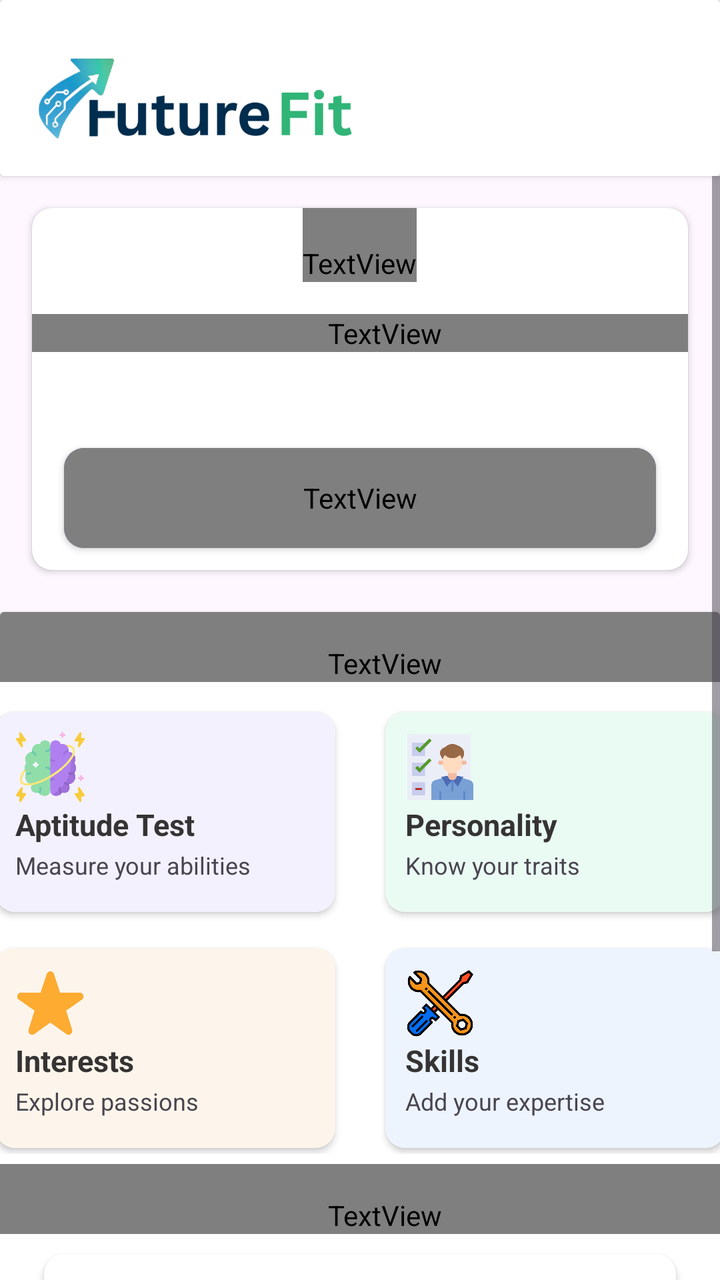
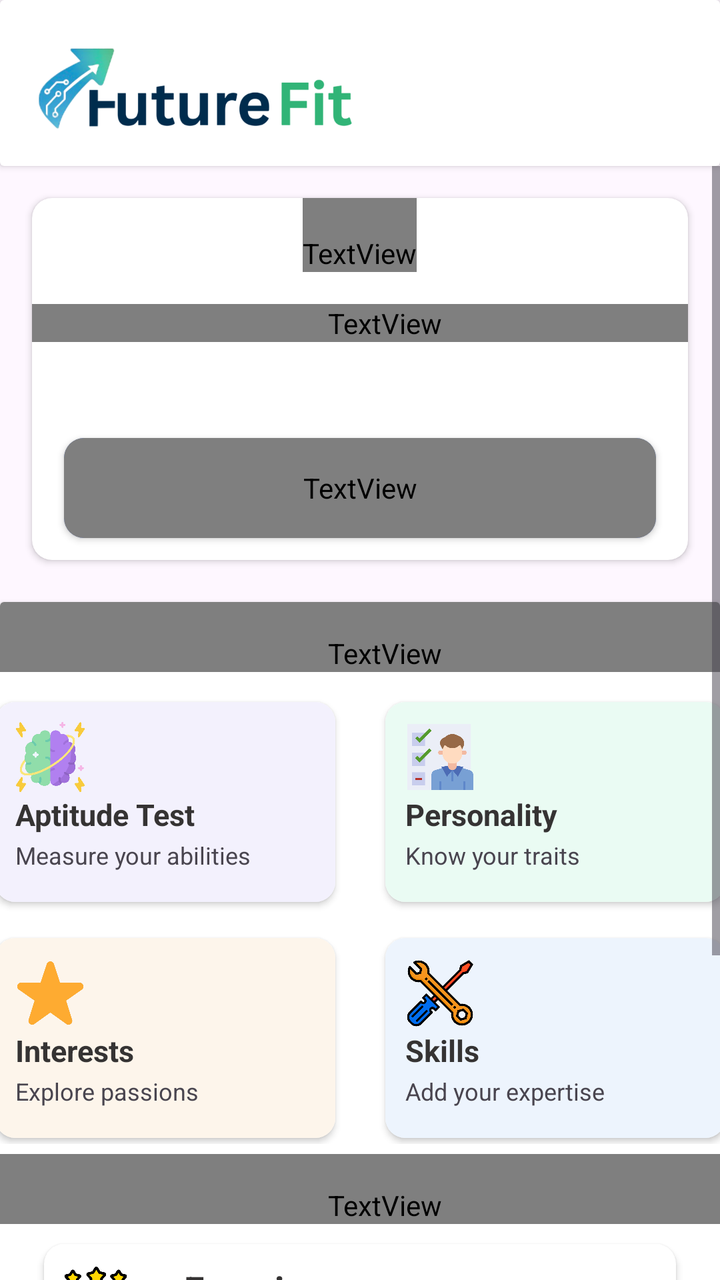

An Android layout rendered at two revisions. The XML below is the earlier revision; the diff shows what the commit changed to produce the second picture.
<!-- AndroidManifest.xml: application theme Theme.FutureFit -->
<!-- res/layout/fragment_home.xml -->
<?xml version="1.0" encoding="utf-8"?>
<FrameLayout xmlns:android="http://schemas.android.com/apk/res/android"
    xmlns:app="http://schemas.android.com/apk/res-auto"
    xmlns:tools="http://schemas.android.com/tools"
    android:layout_width="match_parent"
    android:id="@+id/homeFrag"
    android:backgroundTint="@color/Royalwhite"
    android:layout_height="match_parent"
    tools:context=".Fragments.HomeFrag">
    <LinearLayout
        android:layout_width="match_parent"
        android:layout_height="match_parent"
        android:orientation="vertical">

    <androidx.cardview.widget.CardView
        android:layout_width="match_parent"
        android:layout_height="wrap_content"
        >
        <ImageView
            android:id="@+id/imageView1"
            android:layout_width="165dp"
            android:layout_marginStart="15dp"
            android:layout_marginTop="15dp"
            android:layout_marginBottom="5dp"
            android:layout_height="68dp"
            android:src="@drawable/finallogo2" />
    </androidx.cardview.widget.CardView>

        <ScrollView
            android:layout_width="match_parent"
            android:layout_height="match_parent">

            <LinearLayout
                android:layout_width="match_parent"
                android:layout_height="wrap_content"
                android:orientation="vertical" >

                <androidx.cardview.widget.CardView
                    android:layout_width="match_parent"
                    android:layout_height="wrap_content"
                    android:layout_margin="16dp"
                    android:elevation="7dp"
                    app:cardCornerRadius="10dp">
                    <TextView
                        android:layout_width="wrap_content"
                        android:layout_height="wrap_content"
                        android:layout_gravity="center_horizontal"
                        android:fontFamily="@font/ar_one_sans"
                        android:paddingTop="18dp"
                        android:text="Discover Your Perfect Career Path"
                        android:textColor="#353333"
                        android:textSize="22dp"
                        android:textStyle="bold"/>
                    <TextView
                        android:layout_width="match_parent"
                        android:layout_height="wrap_content"
                        android:text="Take our comprehensive assessment to \ntest you potential"
                        android:paddingStart="25dp"
                        android:textSize="16dp"
                        android:fontFamily="@font/ar_one_sans"
                        android:layout_marginTop="53dp"/>
                    <androidx.cardview.widget.CardView
                        android:layout_width="match_parent"
                        android:layout_height="50dp"
                        android:layout_marginTop="120dp"
                        android:layout_marginHorizontal="16dp"
                        android:layout_marginBottom="11dp"
                        android:backgroundTint="@color/Sky"
                        app:cardCornerRadius="10dp">
                        <TextView
                            android:layout_width="match_parent"
                            android:layout_height="match_parent"
                            android:text="Start Assessment"
                            android:textColor="@color/white"
                            android:textSize="22dp"
                            android:textStyle="bold"
                            android:fontFamily="@font/ar_one_sans"
                            android:gravity="center"/>
                    </androidx.cardview.widget.CardView>
                </androidx.cardview.widget.CardView>

                <androidx.cardview.widget.CardView
                    android:layout_width="match_parent"
                    android:layout_height="match_parent"
                    android:layout_marginTop="5dp">

                    <LinearLayout
                        android:layout_width="match_parent"
                        android:layout_height="wrap_content"
                        android:orientation="vertical">
                        <TextView
                            android:layout_width="match_parent"
                            android:layout_height="wrap_content"
                            android:fontFamily="@font/ar_one_sans"
                            android:paddingStart="25dp"
                            android:paddingTop="16dp"
                            android:text="Assessment Categories"
                            android:textColor="#353333"
                            android:textSize="25dp"
                            android:textStyle="bold" />


                        <LinearLayout
                            android:layout_width="match_parent"
                            android:layout_height="wrap_content"
                            android:layout_gravity="center_horizontal"
                            android:gravity="center"
                            android:orientation="horizontal">
                            <androidx.cardview.widget.CardView
                                android:id="@+id/AssessmentAptitudeTest"
                                android:layout_width="170dp"
                                android:layout_height="100dp"
                                android:layout_marginEnd="25dp"
                                app:cardCornerRadius="10dp"
                                android:layout_marginVertical="15dp"
                                android:layout_gravity="center">

                                <LinearLayout
                                    android:layout_width="match_parent"
                                    android:layout_height="match_parent"
                                    android:orientation="vertical"
                                    android:background="#F3F1FD">
                                    <ImageView
                                        android:layout_width="35dp"
                                        android:layout_height="35dp"
                                        android:src="@drawable/brain"
                                        android:layout_marginLeft="10dp"
                                        android:layout_marginTop="10dp"/>
                                    <TextView
                                        android:layout_width="wrap_content"
                                        android:layout_height="wrap_content"
                                        android:layout_marginLeft="10dp"
                                        android:textSize="15dp"
                                        android:textStyle="bold"
                                        android:textColor="@color/textcolor"
                                        android:layout_marginTop="1dp"
                                        android:text="Aptitude Test"/>
                                    <TextView
                                        android:layout_width="wrap_content"
                                        android:layout_height="wrap_content"
                                        android:text="Measure your abilities"
                                        android:textSize="12dp"
                                        android:layout_marginTop="2dp"
                                        android:layout_marginLeft="10dp"/>
                                </LinearLayout>


                            </androidx.cardview.widget.CardView>
                            <androidx.cardview.widget.CardView
                                android:id="@+id/AssessmentPersonalityTest"
                                android:layout_width="170dp"
                                android:layout_height="100dp"
                                app:cardCornerRadius="10dp"
                                android:layout_marginVertical="15dp"
                                android:layout_gravity="center">
                                <LinearLayout
                                    android:layout_width="match_parent"
                                    android:layout_height="match_parent"
                                    android:orientation="vertical"
                                    android:background="#EAFBF3">
                                    <ImageView
                                        android:layout_width="35dp"
                                        android:layout_height="35dp"
                                        android:src="@drawable/persontick"
                                        android:layout_marginLeft="10dp"
                                        android:layout_marginTop="10dp"/>
                                    <TextView
                                        android:layout_width="wrap_content"
                                        android:layout_height="wrap_content"
                                        android:layout_marginLeft="10dp"
                                        android:textSize="15dp"
                                        android:textStyle="bold"
                                        android:textColor="@color/textcolor"
                                        android:layout_marginTop="1dp"
                                        android:text="Personality"/>
                                    <TextView
                                        android:layout_width="wrap_content"
                                        android:layout_height="wrap_content"
                                        android:text="Know your traits"
                                        android:textSize="12dp"
                                        android:layout_marginTop="2dp"
                                        android:layout_marginLeft="10dp"/>
                                </LinearLayout>
                            </androidx.cardview.widget.CardView>
                        </LinearLayout>

                        <LinearLayout
                            android:layout_width="match_parent"
                            android:layout_height="wrap_content"
                            android:layout_gravity="center_horizontal"
                            android:gravity="center"
                            android:orientation="horizontal">
                            <androidx.cardview.widget.CardView
                                android:id="@+id/AssessmentInterestTest"
                                android:layout_width="170dp"
                                android:layout_height="100dp"
                                android:layout_marginEnd="25dp"
                                app:cardCornerRadius="10dp"
                                android:layout_marginVertical="3dp"
                                android:layout_gravity="center">
                                <LinearLayout
                                    android:layout_width="match_parent"
                                    android:layout_height="match_parent"
                                    android:orientation="vertical"
                                    android:background="#FDF5EB">
                                    <ImageView
                                        android:layout_width="35dp"
                                        android:layout_height="35dp"
                                        android:src="@drawable/star"
                                        android:layout_marginLeft="10dp"
                                        android:layout_marginTop="10dp"/>

                                    <TextView
                                        android:layout_width="wrap_content"
                                        android:layout_height="wrap_content"
                                        android:layout_marginLeft="10dp"
                                        android:layout_marginTop="1dp"
                                        android:text="Interests"
                                        android:textColor="@color/textcolor"
                                        android:textSize="15dp"
                                        android:textStyle="bold" />

                                    <TextView
                                        android:layout_width="wrap_content"
                                        android:layout_height="wrap_content"
                                        android:text="Explore passions"
                                        android:textSize="12dp"
                                        android:layout_marginTop="2dp"
                                        android:layout_marginLeft="10dp"/>
                                </LinearLayout>

                            </androidx.cardview.widget.CardView>

                            <androidx.cardview.widget.CardView
                                android:id="@+id/ProvideSkills"
                                android:layout_width="170dp"
                                android:layout_height="100dp"
                                app:cardCornerRadius="10dp"
                                android:layout_gravity="center">
                                <LinearLayout
                                    android:layout_width="match_parent"
                                    android:layout_height="match_parent"
                                    android:orientation="vertical"
                                    android:background="#EDF4FD">
                                    <ImageView
                                        android:layout_width="35dp"
                                        android:layout_height="35dp"
                                        android:src="@drawable/skills"
                                        android:layout_marginLeft="10dp"
                                        android:layout_marginTop="10dp"/>

                                    <TextView
                                        android:layout_width="wrap_content"
                                        android:layout_height="wrap_content"
                                        android:layout_marginLeft="10dp"
                                        android:layout_marginTop="1dp"
                                        android:text="Skills"
                                        android:textColor="@color/textcolor"
                                        android:textSize="15dp"
                                        android:textStyle="bold" />

                                    <TextView
                                        android:layout_width="wrap_content"
                                        android:layout_height="wrap_content"
                                        android:text="Add your expertise"
                                        android:textSize="12dp"
                                        android:layout_marginTop="2dp"
                                        android:layout_marginLeft="10dp"/>
                                </LinearLayout>
                            </androidx.cardview.widget.CardView>
                        </LinearLayout>


                        <TextView
                            android:layout_width="match_parent"
                            android:layout_height="wrap_content"
                            android:fontFamily="@font/ar_one_sans"
                            android:paddingStart="25dp"
                            android:paddingTop="16dp"
                            android:layout_marginTop="5dp"
                            android:text="Recommondations"
                            android:textColor="#353333"
                            android:textSize="20dp"
                            android:textStyle="bold" />

                        <androidx.cardview.widget.CardView
                            android:id="@+id/ProvideExperience"
                            android:layout_width="match_parent"
                            android:layout_height="68dp"
                            android:layout_marginTop="10dp"
                            android:layout_marginHorizontal="22dp"
                            app:cardCornerRadius="10dp"
                            android:layout_marginBottom="3dp"
                            >
                            <ImageView
                                android:layout_width="45dp"
                                android:layout_height="45dp"
                                android:src="@drawable/star"
                                android:layout_gravity="center_vertical"
                                android:layout_marginLeft="10dp"/>
                            <TextView
                                android:layout_width="wrap_content"
                                android:layout_height="wrap_content"
                                android:layout_marginLeft="70dp"
                                android:layout_marginTop="10dp"
                                android:text="Experience"
                                android:textColor="@color/textcolor"
                                android:textSize="18dp"
                                android:textStyle="bold"
                                />
                            <TextView
                                android:layout_width="wrap_content"
                                android:layout_height="wrap_content"
                                android:text="Add you work experience for right AI Guidance"
                                android:textSize="13dp"
                                android:layout_marginTop="35dp"
                                android:layout_marginLeft="70dp"/>
                        </androidx.cardview.widget.CardView>

                        <androidx.cardview.widget.CardView
                            android:id="@+id/ProvideCertificates"
                            android:layout_width="match_parent"
                            android:layout_height="68dp"
                            android:layout_marginHorizontal="22dp"
                            app:cardCornerRadius="10dp"
                            android:layout_marginTop="5dp"
                            android:layout_marginBottom="3dp"
                            >
                            <ImageView
                                android:layout_width="45dp"
                                android:layout_height="45dp"
                                android:src="@drawable/star"
                                android:layout_gravity="center_vertical"
                                android:layout_marginLeft="10dp"/>
                            <TextView
                                android:layout_width="wrap_content"
                                android:layout_height="wrap_content"
                                android:layout_marginLeft="70dp"
                                android:layout_marginTop="10dp"
                                android:text="Certification"
                                android:textColor="@color/textcolor"
                                android:textSize="18dp"
                                android:textStyle="bold"
                                />
                            <TextView
                                android:layout_width="wrap_content"
                                android:layout_height="wrap_content"
                                android:text="Provide your Certificates for prediciting right career opportunities"
                                android:textSize="13dp"
                                android:layout_marginTop="35dp"
                                android:layout_marginLeft="70dp"/>
                        </androidx.cardview.widget.CardView>

                        <LinearLayout
                            android:layout_width="match_parent"
                            android:layout_height="match_parent"
                            android:layout_marginTop="25dp"
                            android:layout_marginBottom="15dp"
                            android:orientation="horizontal">
                            <TextView
                                android:layout_width="wrap_content"
                                android:layout_height="wrap_content"
                                android:text="Career Prediction :"
                                android:textSize="20dp"
                                android:textColor="@color/textcolor"
                                android:textStyle="bold"
                                android:fontFamily="@font/ar_one_sans"
                                android:layout_gravity="center_vertical"
                                android:layout_marginLeft="18dp"/>
                            <androidx.cardview.widget.CardView
                                android:layout_width="match_parent"
                                android:layout_height="60dp"
                                app:cardCornerRadius="7dp"
                                android:layout_gravity="center_vertical"
                                android:layout_marginStart="12dp"
                                android:backgroundTint="@color/Sky"
                                android:layout_marginEnd="22dp">

                                <TextView
                                    android:layout_width="match_parent"
                                    android:layout_height="match_parent"
                                    android:layout_gravity="center"
                                    android:fontFamily="@font/ar_one_sans"
                                    android:gravity="center"
                                    android:text="Check Profile Status"
                                    android:textColor="@color/white"
                                    android:textSize="20dp"/>
                            </androidx.cardview.widget.CardView>
                        </LinearLayout>
                    </LinearLayout>
                </androidx.cardview.widget.CardView>








            </LinearLayout>
        </ScrollView>


    </LinearLayout>
</FrameLayout>
<!-- resources referenced by this layout -->
<resources>
  <color name="Royalwhite">#f5f5f5</color>
  <color name="Sky">#3567E9</color>
  <color name="textcolor">#353333</color>
  <color name="white">#FFFFFFFF</color>
  <!-- drawable brain: png bitmap (drawable, 35141 bytes) -->
  <!-- drawable finallogo2: png bitmap (drawable, 57293 bytes) -->
  <!-- drawable persontick: png bitmap (drawable, 16893 bytes) -->
  <!-- drawable skills: png bitmap (drawable, 23222 bytes) -->
  <!-- drawable star: png bitmap (drawable, 54901 bytes) -->
  <style name="Theme.FutureFit" parent="Base.Theme.FutureFit" />
  <style name="Base.Theme.FutureFit" parent="Theme.Material3.DayNight.NoActionBar">
          
          
      </style>
</resources>

<!-- the commit's change to res/layout/fragment_home.xml (unified diff, before → after) -->
@@ -20,7 +20,7 @@
             android:id="@+id/imageView1"
             android:layout_width="165dp"
             android:layout_marginStart="15dp"
-            android:layout_marginTop="15dp"
+            android:layout_marginTop="10dp"
             android:layout_marginBottom="5dp"
             android:layout_height="68dp"
             android:src="@drawable/finallogo2" />
@@ -295,7 +295,7 @@
                             <ImageView
                                 android:layout_width="45dp"
                                 android:layout_height="45dp"
-                                android:src="@drawable/star"
+                                android:src="@drawable/experience"
                                 android:layout_gravity="center_vertical"
                                 android:layout_marginLeft="10dp"/>
                             <TextView
@@ -329,7 +329,7 @@
                             <ImageView
                                 android:layout_width="45dp"
                                 android:layout_height="45dp"
-                                android:src="@drawable/star"
+                                android:src="@drawable/certificate"
                                 android:layout_gravity="center_vertical"
                                 android:layout_marginLeft="10dp"/>
                             <TextView
@@ -390,13 +390,6 @@
                     </LinearLayout>
                 </androidx.cardview.widget.CardView>
 
-
-
-
-
-
-
-
             </LinearLayout>
         </ScrollView>
 
<!-- resource entries referenced after the edit -->
@@ -5,6 +5,8 @@
   <color name="textcolor">#353333</color>
   <color name="white">#FFFFFFFF</color>
   <!-- drawable brain: png bitmap (drawable, 35141 bytes) -->
+  <!-- drawable certificate: png bitmap (drawable, 66186 bytes) -->
+  <!-- drawable experience: png bitmap (drawable, 25694 bytes) -->
   <!-- drawable finallogo2: png bitmap (drawable, 57293 bytes) -->
   <!-- drawable persontick: png bitmap (drawable, 16893 bytes) -->
   <!-- drawable skills: png bitmap (drawable, 23222 bytes) -->
